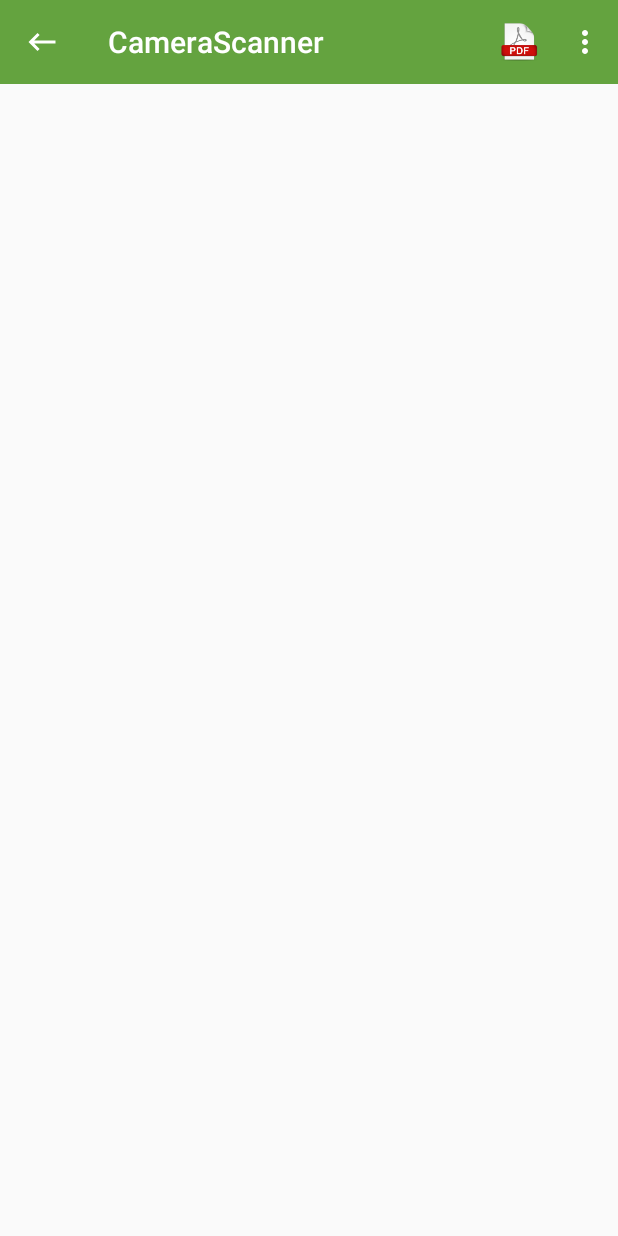
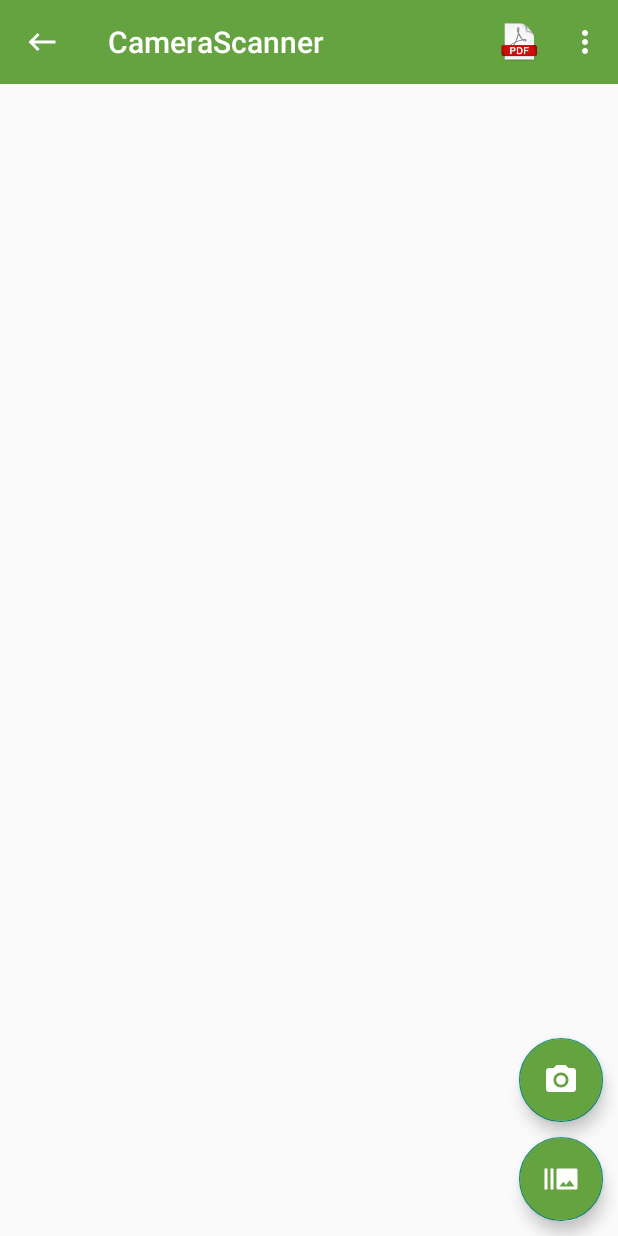
Before and after one commit to amitthakarebi/CameraScanner, an Android app: the MainActivity2 screen opened directly, with no data from a screen before it, on a phone screen of 412 x 824 dp. Run offline under Robolectric (Android 15) with nearby library versions, the phone set to English and light mode, and no system bars; 1 statement that could not run was skipped.

Commit message:
Fab Buttons with icon and Gallery Intent

```diff
--- /dev/null
+++ b/app/src/main/res/drawable/ic_baseline_burst_mode_24.xml
@@ -0,0 +1,5 @@
+<vector android:height="24dp" android:tint="#FFFFFF"
+    android:viewportHeight="24" android:viewportWidth="24"
+    android:width="24dp" xmlns:android="http://schemas.android.com/apk/res/android">
+    <path android:fillColor="@android:color/white" android:pathData="M1,5h2v14L1,19zM5,5h2v14L5,19zM22,5L10,5c-0.55,0 -1,0.45 -1,1v12c0,0.55 0.45,1 1,1h12c0.55,0 1,-0.45 1,-1L23,6c0,-0.55 -0.45,-1 -1,-1zM11,17l2.5,-3.15L15.29,16l2.5,-3.22L21,17L11,17z"/>
+</vector>
--- /dev/null
+++ b/app/src/main/res/drawable/ic_baseline_image_24.xml
@@ -0,0 +1,5 @@
+<vector android:height="24dp" android:tint="#FFFFFF"
+    android:viewportHeight="24" android:viewportWidth="24"
+    android:width="24dp" xmlns:android="http://schemas.android.com/apk/res/android">
+    <path android:fillColor="@android:color/white" android:pathData="M21,19V5c0,-1.1 -0.9,-2 -2,-2H5c-1.1,0 -2,0.9 -2,2v14c0,1.1 0.9,2 2,2h14c1.1,0 2,-0.9 2,-2zM8.5,13.5l2.5,3.01L14.5,12l4.5,6H5l3.5,-4.5z"/>
+</vector>
--- /dev/null
+++ b/app/src/main/res/drawable/ic_baseline_photo_camera_24.xml
@@ -0,0 +1,6 @@
+<vector android:height="24dp" android:tint="#FFFFFF"
+    android:viewportHeight="24" android:viewportWidth="24"
+    android:width="24dp" xmlns:android="http://schemas.android.com/apk/res/android">
+    <path android:fillColor="@android:color/white" android:pathData="M12,12m-3.2,0a3.2,3.2 0,1 1,6.4 0a3.2,3.2 0,1 1,-6.4 0"/>
+    <path android:fillColor="@android:color/white" android:pathData="M9,2L7.17,4L4,4c-1.1,0 -2,0.9 -2,2v12c0,1.1 0.9,2 2,2h16c1.1,0 2,-0.9 2,-2L22,6c0,-1.1 -0.9,-2 -2,-2h-3.17L15,2L9,2zM12,17c-2.76,0 -5,-2.24 -5,-5s2.24,-5 5,-5 5,2.24 5,5 -2.24,5 -5,5z"/>
+</vector>
--- a/app/src/main/res/layout/activity_main2.xml
+++ b/app/src/main/res/layout/activity_main2.xml
@@ -16,7 +16,7 @@
         app:menu="@menu/navigation_menu" />
 
 
-    <LinearLayout
+    <androidx.constraintlayout.widget.ConstraintLayout
         android:layout_width="match_parent"
         android:layout_height="match_parent"
         android:orientation="vertical">
@@ -27,9 +27,39 @@
             android:layout_height="wrap_content"
             android:background="@color/toolbarColor"
             android:minHeight="?attr/actionBarSize"
-            android:theme="?attr/actionBarTheme" />
+            android:theme="?attr/actionBarTheme"
+            app:layout_constraintEnd_toEndOf="parent"
+            app:layout_constraintStart_toStartOf="parent"
+            app:layout_constraintTop_toTopOf="parent" />
+
+        <com.google.android.material.floatingactionbutton.FloatingActionButton
+            android:id="@+id/fabCamera"
+            android:layout_width="wrap_content"
+            android:layout_height="wrap_content"
+            android:layout_marginEnd="10dp"
+            android:layout_marginBottom="10dp"
+            android:backgroundTint="@color/toolbarColor"
+            android:src="@drawable/ic_baseline_photo_camera_24"
+            app:fabSize="normal"
+            app:layout_constraintBottom_toTopOf="@+id/fabGalleryMultiple"
+            app:layout_constraintEnd_toEndOf="parent" />
 
 
-    </LinearLayout>
+
+        <com.google.android.material.floatingactionbutton.FloatingActionButton
+            android:id="@+id/fabGalleryMultiple"
+            android:layout_width="wrap_content"
+            android:layout_height="wrap_content"
+
+            android:layout_marginEnd="10dp"
+            android:layout_marginBottom="10dp"
+            android:backgroundTint="@color/toolbarColor"
+            android:src="@drawable/ic_baseline_burst_mode_24"
+            app:fabSize="normal"
+            app:layout_constraintBottom_toBottomOf="parent"
+            app:layout_constraintEnd_toEndOf="parent" />
+
+
+    </androidx.constraintlayout.widget.ConstraintLayout>
 
 </androidx.drawerlayout.widget.DrawerLayout>
```
Also changed, not shown: app/src/main/java/com/amitthakare/camerascanner/MainActivity2.java (+166 -13 lines).
